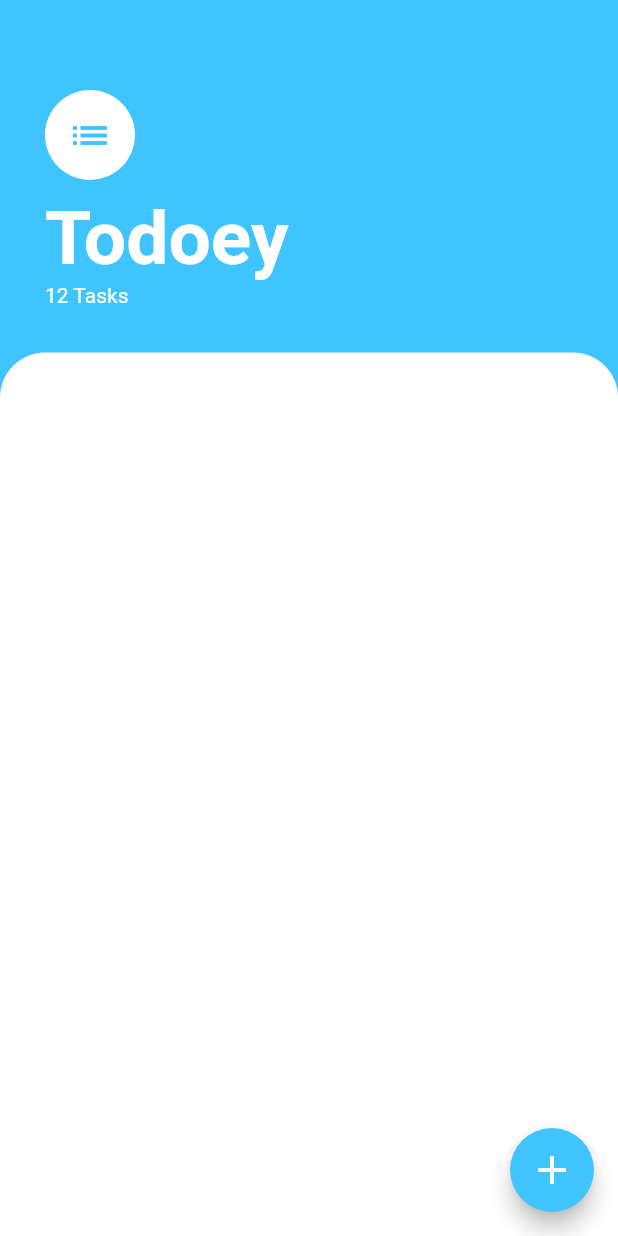
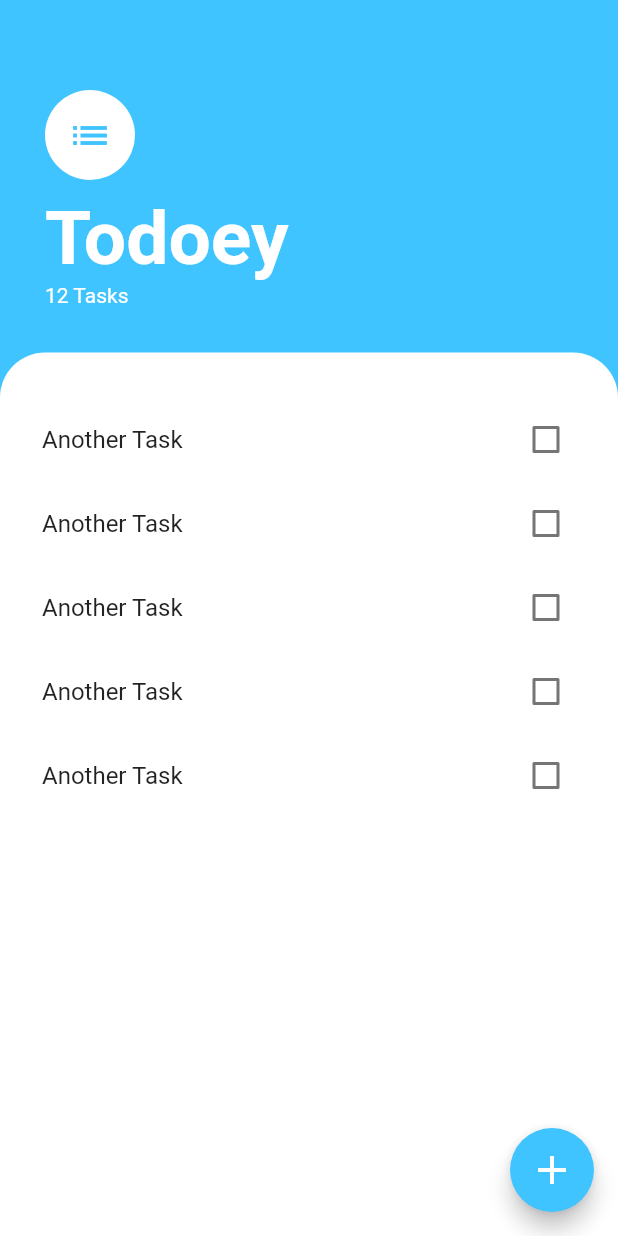
Before and after one commit to Dark3088/todoeyapp, a Flutter app: the screen it shows after launch, on a phone screen of 412 x 824 dp. Run offline on Flutter 3.47's test engine with Material 2 defaults, Android fonts, the phone set to English and light mode, and no system bars.

Commit message:
Code refactored - Extracted TasksList Widget

```diff
--- a/lib/main.dart
+++ b/lib/main.dart
@@ -5,14 +5,24 @@ void main() {
   runApp(const MyApp());
 }
 
-class MyApp extends StatelessWidget {
+class MyApp extends StatefulWidget {
   const MyApp({super.key});
 
   @override
+  State<MyApp> createState() => _MyAppState();
+}
+
+class _MyAppState extends State<MyApp> {
+  @override
   Widget build(BuildContext context) {
-    return const MaterialApp(
-      debugShowCheckedModeBanner: false,
-      home: TasksScreen(),
-    );
+    bool isChecked = false;
+    return MaterialApp(
+        debugShowCheckedModeBanner: false,
+        home: TasksScreen(
+          onTaskSelected: (value) => setState(() {
+            isChecked = value;
+          }),
+          isTaskSelected: isChecked,
+        ));
   }
 }
--- a/lib/screens/tasks_screen.dart
+++ b/lib/screens/tasks_screen.dart
@@ -1,7 +1,14 @@
 import 'package:flutter/material.dart';
+import '../widgets/task_list.dart';
 
 class TasksScreen extends StatelessWidget {
-  const TasksScreen({super.key});
+  final void Function(bool) onTaskSelected;
+  final bool isTaskSelected;
+  const TasksScreen({
+    super.key,
+    required this.onTaskSelected,
+    required this.isTaskSelected,
+  });
 
   @override
   Widget build(BuildContext context) {
@@ -16,7 +23,7 @@ class TasksScreen extends StatelessWidget {
       ),
       backgroundColor: Colors.lightBlueAccent,
       body: Column(
-        crossAxisAlignment: CrossAxisAlignment.stretch,
+        crossAxisAlignment: CrossAxisAlignment.start,
         children: [
           Container(
             padding: const EdgeInsets.only(
@@ -54,29 +61,38 @@ class TasksScreen extends StatelessWidget {
                   )
                 ]),
           ),
-          const TodoContainer(),
+          Expanded(
+            child: Container(
+              decoration: const BoxDecoration(
+                color: Colors.white,
+                borderRadius: BorderRadius.only(
+                  topLeft: Radius.circular(30),
+                  topRight: Radius.circular(30),
+                ),
+              ),
+              child: TaskList(
+                isTaskChecked: isTaskSelected,
+                onTaskChecked: (value) => onTaskSelected(value),
+              ),
+            ),
+          ),
         ],
       ),
     );
   }
 }
 
-class TodoContainer extends StatelessWidget {
-  const TodoContainer({super.key});
-
-  @override
-  Widget build(BuildContext context) {
-    return Expanded(
-      child: Container(
-        padding: const EdgeInsets.all(24),
-        decoration: const BoxDecoration(
-          color: Colors.white,
-          borderRadius: BorderRadius.only(
-            topLeft: Radius.circular(30),
-            topRight: Radius.circular(30),
-          ),
-        ),
-      ),
-    );
-  }
+List<CheckboxListTile> generateTaskList({
+  required void Function(bool) onChecked,
+  bool isChecked = false,
+}) {
+  List<CheckboxListTile> tasks = [];
+  List.generate(5, (index) {
+    tasks.add(CheckboxListTile(
+      title: Text('Task Number ${index + 1}'),
+      value: isChecked,
+      onChanged: (isTaskChecked) => onChecked(isTaskChecked!),
+    ));
+  });
+  return tasks;
 }
--- /dev/null
+++ b/lib/widgets/task_list.dart
@@ -0,0 +1,32 @@
+import 'package:flutter/material.dart';
+import 'package:todoeyapp/widgets/task_tile.dart';
+
+class TaskList extends StatelessWidget {
+  const TaskList({
+    required this.isTaskChecked,
+    required this.onTaskChecked,
+    super.key,
+  });
+
+  final bool isTaskChecked;
+  final Function(bool) onTaskChecked;
+
+  @override
+  Widget build(BuildContext context) {
+    return ListView(
+      padding: const EdgeInsets.only(
+        top: 30,
+        left: 12,
+        right: 12,
+        bottom: 30,
+      ),
+      children: const [
+        TaskTile(),
+        TaskTile(),
+        TaskTile(),
+        TaskTile(),
+        TaskTile(),
+      ],
+    );
+  }
+}
--- /dev/null
+++ b/lib/widgets/task_tile.dart
@@ -0,0 +1,13 @@
+import 'package:flutter/material.dart';
+
+class TaskTile extends StatelessWidget {
+  const TaskTile({super.key});
+
+  @override
+  Widget build(BuildContext context) {
+    return CheckboxListTile(
+        title: const Text('Another Task'),
+        value: false,
+        onChanged: (isTaskChecked) => () {});
+  }
+}
```
